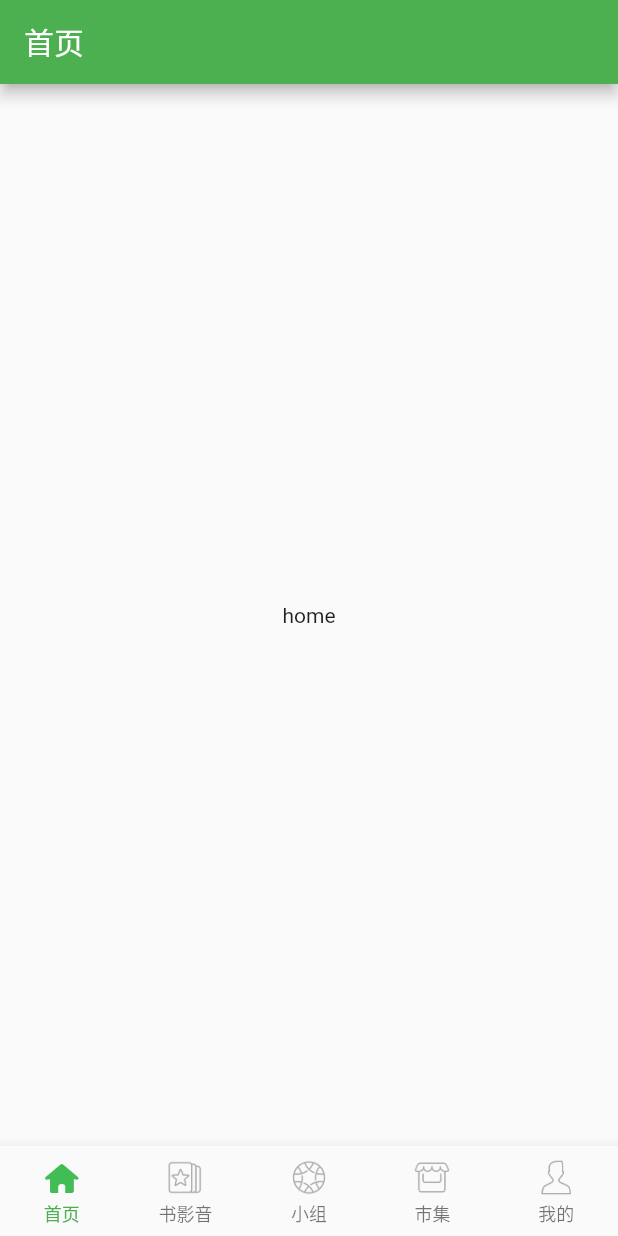
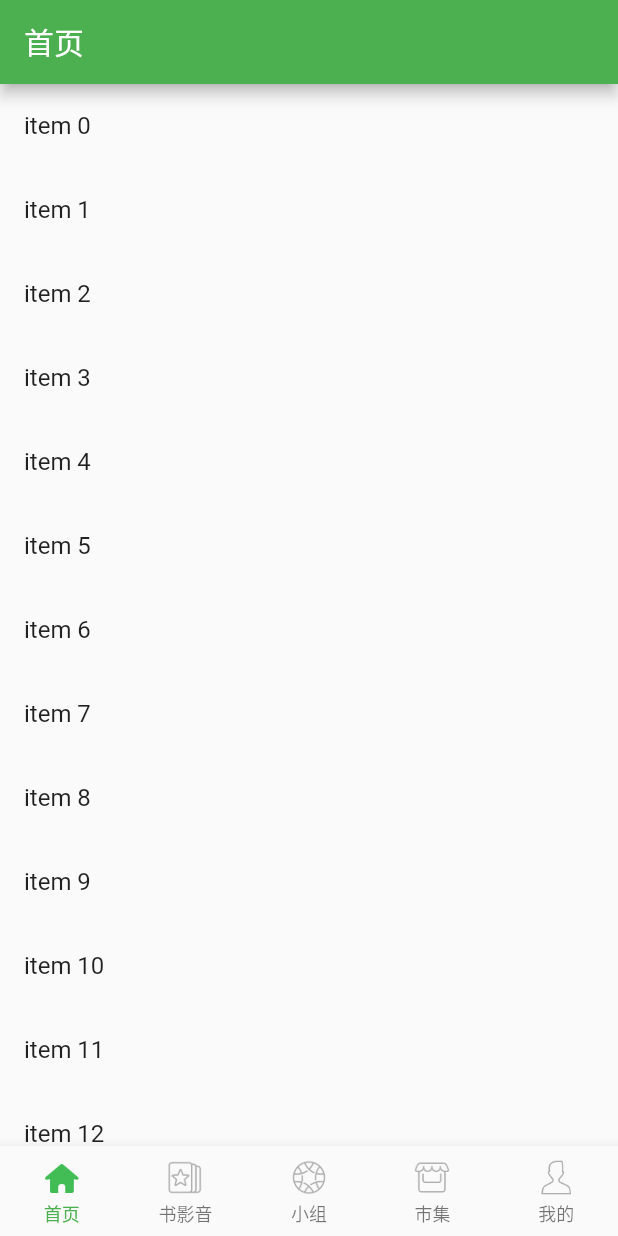
Before and after one commit to Daung/flutter_douban, a Flutter app: the screen it shows after launch, on a phone screen of 412 x 824 dp. Run offline on Flutter 3.47's test engine with Material 2 defaults, Android fonts, the phone set to English and light mode, and no system bars; our stand-ins replace dio.

```diff
--- a/lib/pages/home/home.dart
+++ b/lib/pages/home/home.dart
@@ -3,9 +3,12 @@ import 'package:flutter/material.dart';
 class HomePage extends StatelessWidget {
   @override
   Widget build(BuildContext context) {
-    return Container(
-        child: Center(
-      child: Text("home"),
-    ));
+    return ListView.builder(
+        itemCount: 30,
+        itemBuilder: (context, index) {
+          return ListTile(
+            title: Text("item $index"),
+          );
+        });
   }
 }
--- a/lib/pages/main/main_home.dart
+++ b/lib/pages/main/main_home.dart
@@ -14,8 +14,6 @@ class _MainHomePageState extends State<MainHomePage> {
 
   @override
   Widget build(BuildContext context) {
-    // List<BottomNavigationBarItem> _items = items.toList();
-    // print(_items);
     return Scaffold(
       appBar: AppBar(
         title: Text(title),
```
Also changed, not shown: lib/pages/main/nav_bar_items.dart (+14 -10 lines).
